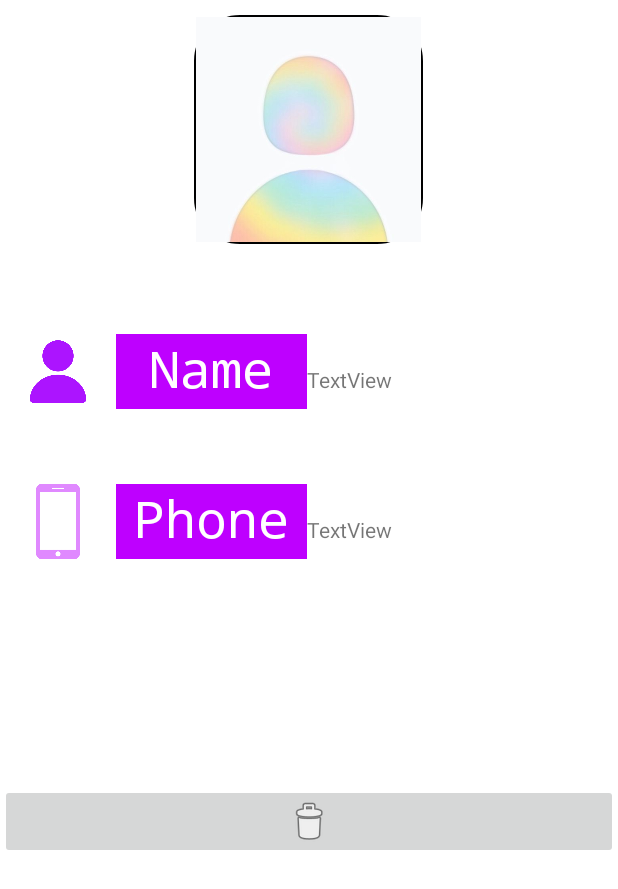
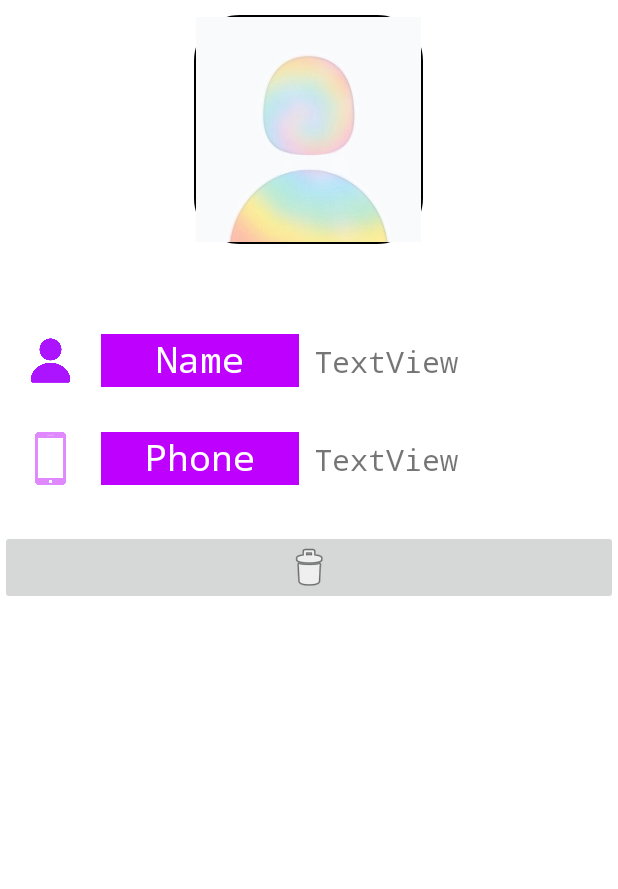
Before and after one commit to Rudolf0328/molip_week1, an Android app: the layout activity_detail.xml on its own in the app's theme, with its tools: preview values and no code run, on a phone screen of 412 x 824 dp. Shown: the top 889 px of the screen. Run offline under Robolectric (Android 15) with nearby library versions, the phone set to English and light mode, and no system bars.

Commit message:
detail page add

```diff
--- a/app/src/main/java/com/example/molip/MainActivity.java
+++ b/app/src/main/java/com/example/molip/MainActivity.java
@@ -5,6 +5,7 @@ import androidx.viewpager.widget.ViewPager;
 
 import android.os.Bundle;
 
+import com.example.molip.phonePage.DetailActivity;
 import com.example.molip.phonePage.PhoneActivity;
 import com.example.molip.picturePage.Pictures;
 import com.google.android.material.tabs.TabLayout;
--- a/app/src/main/java/com/example/molip/phonePage/adapter/PhoneRcvAdapter.java
+++ b/app/src/main/java/com/example/molip/phonePage/adapter/PhoneRcvAdapter.java
@@ -114,7 +114,8 @@ public class PhoneRcvAdapter extends RecyclerView.Adapter<PhoneRcvAdapter.ViewHo
 //                DetailActivity detailActivity = new DetailActivity();
 //                ft.replace(Manager.RC_CA_TO_DETAIL, detailActivity);
 //                ft.commit();
-                Intent intent = new Intent(context, MainActivity.class);
+//                activity.get
+                Intent intent = new Intent(context, DetailActivity.class);
                 intent.putExtra("position", position);
                 intent.putExtra("name", phoneData.getName());
                 intent.putExtra("phone", phoneData.getPhoneNum());
--- a/app/src/main/res/layout/activity_detail.xml
+++ b/app/src/main/res/layout/activity_detail.xml
@@ -40,63 +40,69 @@
 
             <ImageView
                 android:id="@+id/imageView6"
-                android:layout_width="50dp"
-                android:layout_height="50dp"
+                android:layout_width="35dp"
+                android:layout_height="35dp"
                 android:layout_weight="1"
                 app:srcCompat="@drawable/img_name" />
 
             <TextView
                 android:id="@+id/textView7"
                 android:layout_width="100dp"
-                android:layout_height="50dp"
+                android:layout_height="35dp"
                 android:layout_weight="1"
                 android:background="#BE00FF"
                 android:fontFamily="monospace"
                 android:text="Name"
                 android:textAlignment="center"
                 android:textColor="#FFFFFF"
-                android:textSize="34sp" />
+                android:textSize="24sp" />
 
             <TextView
                 android:id="@+id/detail_tv_name"
                 android:layout_width="180dp"
-                android:layout_height="50dp"
+                android:layout_height="35dp"
                 android:layout_weight="1"
-                android:text="TextView" />
+                android:fontFamily="monospace"
+                android:paddingLeft="10dp"
+                android:text="TextView"
+                android:textSize="20sp" />
 
         </LinearLayout>
 
         <LinearLayout
             android:layout_width="match_parent"
             android:layout_height="wrap_content"
-            android:layout_marginTop="50dp"
+            android:layout_marginTop="30dp"
             android:orientation="horizontal">
 
             <ImageView
                 android:id="@+id/imageView7"
-                android:layout_width="50dp"
-                android:layout_height="50dp"
+                android:layout_width="35dp"
+                android:layout_height="35dp"
                 android:layout_weight="1"
                 app:srcCompat="@drawable/img_phone" />
 
             <TextView
                 android:id="@+id/textView8"
                 android:layout_width="100dp"
-                android:layout_height="50dp"
+                android:layout_height="35dp"
                 android:layout_weight="1"
                 android:background="#BE00FF"
                 android:fontFamily="monospace"
                 android:text="Phone"
                 android:textAlignment="center"
                 android:textColor="#FFFFFF"
-                android:textSize="34sp" />
+                android:textSize="24sp" />
 
             <TextView
                 android:id="@+id/detail_tv_phone"
                 android:layout_width="180dp"
-                android:layout_height="50dp"
+                android:layout_height="35dp"
                 android:layout_weight="1"
-                android:text="TextView" />
+                android:fontFamily="monospace"
+                android:paddingLeft="10dp"
+                android:text="TextView"
+                android:textSize="20sp" />
 
         </LinearLayout>
 
@@ -104,9 +110,10 @@
             android:id="@+id/imageButton2"
             android:layout_width="match_parent"
             android:layout_height="50dp"
-            android:layout_marginTop="150dp"
+            android:layout_marginTop="30dp"
             android:layout_weight="1"
             app:srcCompat="@android:drawable/ic_menu_delete" />
 
     </LinearLayout>
+
 </androidx.constraintlayout.widget.ConstraintLayout>
```
Also changed, not shown: app/src/main/java/com/example/molip/phonePage/DetailActivity.java (+27 -15 lines).
